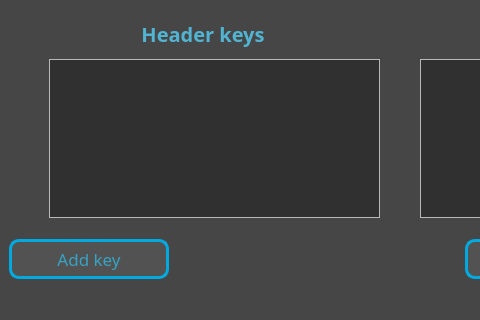
The window that mainwindow.ui (Ruha24/YamlEditor) describes before a commit, drawn with Qt 5; both pictures show x 0 to 480 and y 482 to 802 of the 800 by 802 pixel window.
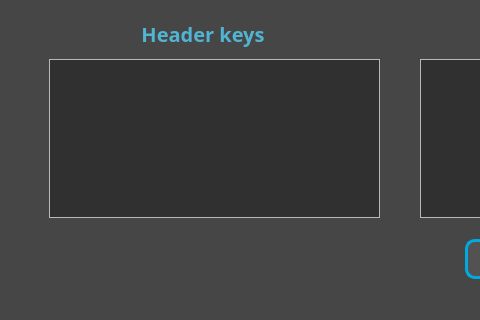
The same window after the commit.

Patch:
```diff
--- a/mainwindow.ui
+++ b/mainwindow.ui
@@ -535,47 +535,6 @@
       <property name="bottomMargin">
        <number>10</number>
       </property>
-      <item>
-       <widget class="QPushButton" name="pushButton_3">
-        <property name="minimumSize">
-         <size>
-          <width>160</width>
-          <height>40</height>
-         </size>
-        </property>
-        <property name="maximumSize">
-         <size>
-          <width>160</width>
-          <height>16777215</height>
-         </size>
-        </property>
-        <property name="font">
-         <font>
-          <family>Montserrat</family>
-          <pointsize>13</pointsize>
-         </font>
-        </property>
-        <property name="styleSheet">
-         <string notr="true">QPushButton
-{
-	background-color: #525252;
-	color: #37A2C3;
-	border: 3px solid #00AADF;
-	border-radius: 10px;
-}
-
-QPushButton:hover
-{
-	border: 4px solid #3CC7F2;
-	font-weight: bold;
-	color: #51B4D2;
-}</string>
-        </property>
-        <property name="text">
-         <string>Add key</string>
-        </property>
-       </widget>
-      </item>
       <item>
        <spacer name="horizontalSpacer_2">
         <property name="orientation">
```
